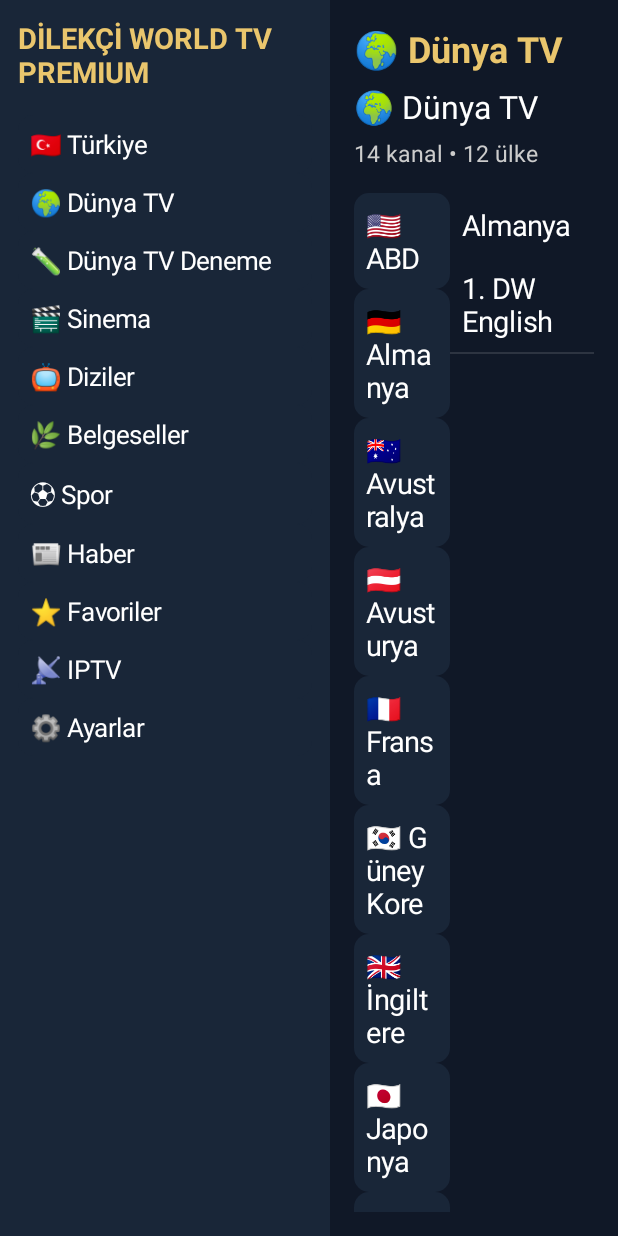
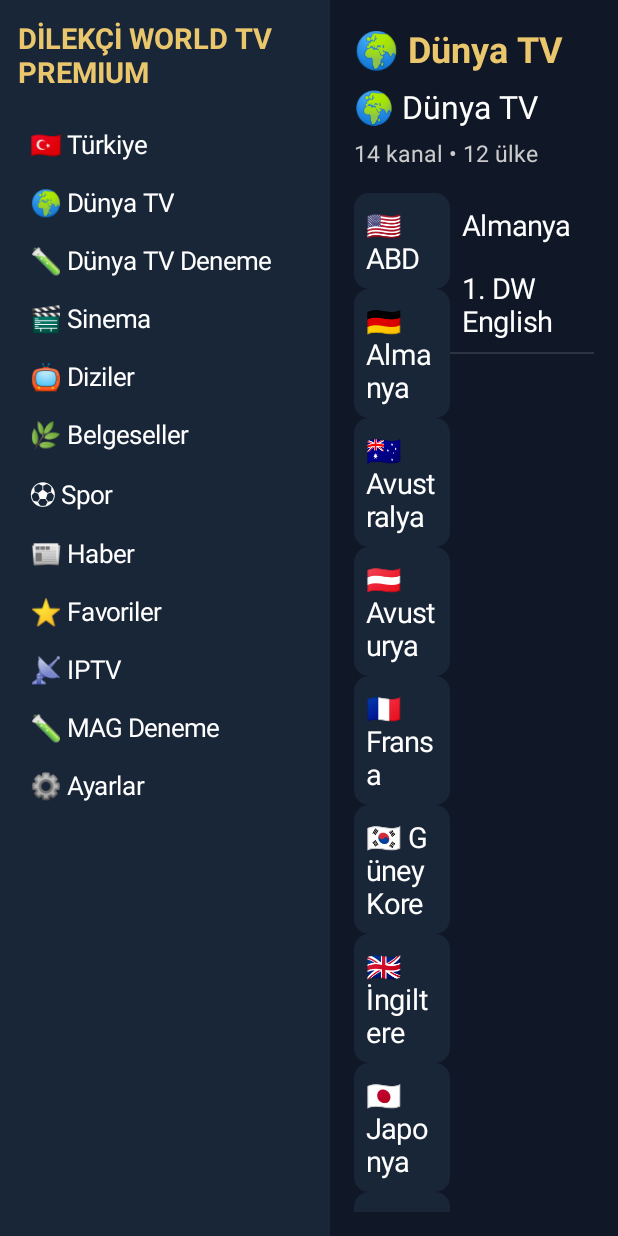
Before and after one commit to hajdajm99-droid/Dilekci-World-TV-Premium, an Android app: the screen it shows after launch (MainActivity), on a phone screen of 412 x 824 dp. Run offline under Robolectric (Android 15) with nearby library versions, the phone set to English and light mode, and no system bars.

Commit message:
MAG deneme kanal sistemi eklendi

```diff
--- a/app/src/main/java/com/dilekci/worldtv/MainActivity.kt
+++ b/app/src/main/java/com/dilekci/worldtv/MainActivity.kt
@@ -21,10 +21,11 @@ class MainActivity : Activity() {
     private val world = "🌍 Dünya TV"
     private val trial = "🧪 Dünya TV Deneme"
     private val iptv = "📡 IPTV"
+    private val magDemo = "🧪 MAG Deneme"
     private val settings = "⚙️ Ayarlar"
     private var group = "Tüm Kanallar"
     private var replacement: String? = null
-    private val categories = listOf("🇹🇷 Türkiye", world, trial, "🎬 Sinema", "📺 Diziler", "🌿 Belgeseller", "⚽ Spor", "📰 Haber", "⭐ Favoriler", iptv, settings)
+    private val categories = listOf("🇹🇷 Türkiye", world, trial, "🎬 Sinema", "📺 Diziler", "🌿 Belgeseller", "⚽ Spor", "📰 Haber", "⭐ Favoriler", iptv, magDemo, settings)
     private data class Channel(val name:String,val url:String,val country:String,val hls:Boolean=false,val group:String="Genel")
     private enum class Source(val key:String,val title:String) {
         XTREAM("xtream_channels","Xtream Codes"), URL("url_channels","M3U URL"), FILE("file_channels","M3U Dosyası"), LEGACY("channels","Eski IPTV Kayıtları")
@@ -71,6 +72,9 @@ class MainActivity : Activity() {
         Channel("W24","https://ms01.w24.at/W24/smil:liveevent.smil/playlist.m3u8","AT"),
         Channel("Tirol TV","https://streaming14.huberwebmedia.at/LiveApp/streams/livestream.m3u8","AT")
     )
+    private val magDemoChannels by lazy {
+        channels.filter { it.name in setOf("DW English", "Savoir Média", "France 24 English") }.map { it.copy(group="Deneme", hls=true) }
+    }
     private val allowed = mapOf(
         "TR" to "TRT Haber|TRT World|TRT Belgesel|TRT EBA TV", "DE" to "DW English|DW Deutsch|DW Español|tagesschau24", "FR" to "France 24 English|France 24 French|France 24 Arabic|France 24 Spanish|Franceinfo", "GB" to "Sky News|BBC News", "US" to "CBS News|CBS News 24/7|ABC News Live|NBC News NOW|NASA TV|NASA+|PBS NewsHour", "CA" to "Savoir Média|CBC News|CBC News Explore", "AU" to "ABC News|ABC News Australia", "JP" to "NHK WORLD-JAPAN|NHK World Japan", "KR" to "Arirang TV|Arirang World|KBS World", "AT" to "oe24 TV|W24|Tirol TV", "CH" to "SRF info", "IT" to "Rai News 24", "ES" to "Canal 24 Horas|24h", "PT" to "RTP Notícias|RTP Internacional", "MX" to "Canal Once|Canal 22", "RO" to "TVR International|TVR Info", "GR" to "ERT News|ERT World", "IN" to "DD News|DD India", "SG" to "CNA|Channel NewsAsia", "NZ" to "RNZ", "BR" to "TV Brasil|TV Cultura", "AR" to "Canal Encuentro", "CL" to "24 Horas", "FI" to "Yle TV1", "NO" to "NRK1", "SE" to "SVT24", "NL" to "NPO Nieuws", "BE" to "VRT NWS", "ZA" to "SABC News", "KE" to "KBC Channel 1", "ID" to "TVRI World", "TH" to "Thai PBS", "MY" to "Bernama TV"
     )
@@ -110,14 +114,18 @@ class MainActivity : Activity() {
     private fun render() {
         content?.let { (it.parent as? LinearLayout)?.removeView(it) }; content=null; right=null
         binding.sectionTitle.text=category; binding.contentTitle.text=category
-        if(category!=world && category!=trial && category!=iptv && category!=settings) { binding.contentDescription.text="Bu kategoriye henüz yayın eklenmedi."; return }
+        if(category!=world && category!=trial && category!=iptv && category!=magDemo && category!=settings) { binding.contentDescription.text="Bu kategoriye henüz yayın eklenmedi."; return }
         val row=LinearLayout(this).apply { orientation=LinearLayout.HORIZONTAL; setPadding(0,dp(16),0,0) }
         (binding.contentDescription.parent as LinearLayout).addView(row,LinearLayout.LayoutParams(-1,0,1f)); content=row
         if(category==settings) { renderSettings(row); return }
         val left=LinearLayout(this).apply { orientation=LinearLayout.VERTICAL }; val r=LinearLayout(this).apply { orientation=LinearLayout.VERTICAL }
         row.addView(ScrollView(this).apply { addView(left) },LinearLayout.LayoutParams(0,-1,1f))
         row.addView(r,LinearLayout.LayoutParams(0,-1,1.5f)); right=r
-        if(category==iptv) {
+        if(category==magDemo) {
+            binding.contentDescription.text="Yerel deneme • Gerçek MAG hesabı kullanılmaz"
+            left.addView(text("DENEME KANALLARI"))
+            left.addView(item("Tüm Kanallar",16f) { renderRight() })
+        } else if(category==iptv) {
             val f=files.firstOrNull { it.id==selectedFile }
             binding.contentTitle.text=if(source==Source.FILE) f?.name ?: "IPTV" else connections.firstOrNull { it.id==selectedConnection }?.name ?: source.title
             val all=allIptv(); binding.contentDescription.text="${all.size} kanal"
@@ -136,7 +144,7 @@ class MainActivity : Activity() {
         renderRight()
     }
     private fun allIptv():List<Channel> = if(source==Source.FILE) files.firstOrNull { it.id==selectedFile }?.channels ?: emptyList() else connections.firstOrNull { it.id==selectedConnection && it.source==source }?.channels ?: emptyList()
-    private fun active():List<Channel> = when(category) { iptv->allIptv().let { if(group=="Tüm Kanallar") it else it.filter { c->c.group==group } }; world->channels.filter { it.country==country }; trial->trials.filter { it.country==country }; else->emptyList() }
+    private fun active():List<Channel> = when(category) { magDemo->magDemoChannels; iptv->allIptv().let { if(group=="Tüm Kanallar") it else it.filter { c->c.group==group } }; world->channels.filter { it.country==country }; trial->trials.filter { it.country==country }; else->emptyList() }
     private fun channelList(a:List<Channel>, action:(Int)->Unit)=ListView(this).apply {
         adapter=object:BaseAdapter() {
             override fun getCount()=a.size
@@ -150,7 +158,7 @@ class MainActivity : Activity() {
         setOnItemClickListener { _,_,i,_->action(i) }
     }
     private fun renderRight() {
-        val r=right ?: return; r.removeAllViews(); r.addView(text(if(category==iptv) "KANAL LİSTESİ" else countryName(country)))
+        val r=right ?: return; r.removeAllViews(); r.addView(text(if(category==magDemo) "MAG DENEME KANALLARI" else if(category==iptv) "KANAL LİSTESİ" else countryName(country)))
         val a=active(); if(a.isEmpty()) r.addView(text("Henüz kanal bulunamadı."))
         else r.addView(channelList(a) { openVideo(it) },LinearLayout.LayoutParams(-1,0,1f))
     }
@@ -159,6 +167,7 @@ class MainActivity : Activity() {
         val l=LinearLayout(this).apply { orientation=LinearLayout.VERTICAL }; val r=LinearLayout(this).apply { orientation=LinearLayout.VERTICAL }
         row.addView(ScrollView(this).apply { addView(l) },LinearLayout.LayoutParams(0,-1,1f)); row.addView(ScrollView(this).apply { addView(r) },LinearLayout.LayoutParams(0,-1,1.5f))
         l.addView(item("Xtream Codes Ekle",16f) { xtream() }); l.addView(item("M3U / M3U8 URL Ekle",16f) { m3u() }); l.addView(item("Dosyadan Yükle",16f) { pickFile() }); l.addView(item("MAG / Stalker Portal",16f) { magDialog() })
+        l.addView(item("MAG Deneme Kanalları",16f) { select(magDemo) })
         r.addView(text("YÜKLENEN LİSTELER"))
         magRecords.forEach { m -> r.addView(item("MAG: ${m.name}",16f) {
             AlertDialog.Builder(this).setTitle(m.name).setItems(arrayOf("Aç","Değiştir","Sil")) { _,i -> when(i) {
```
